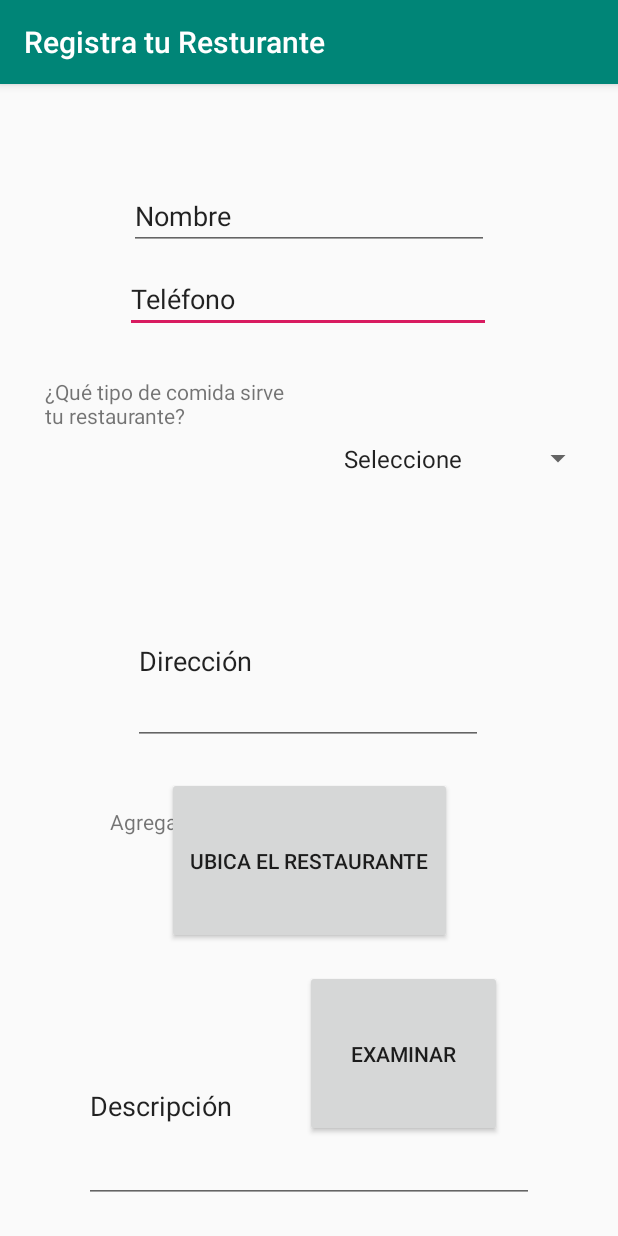
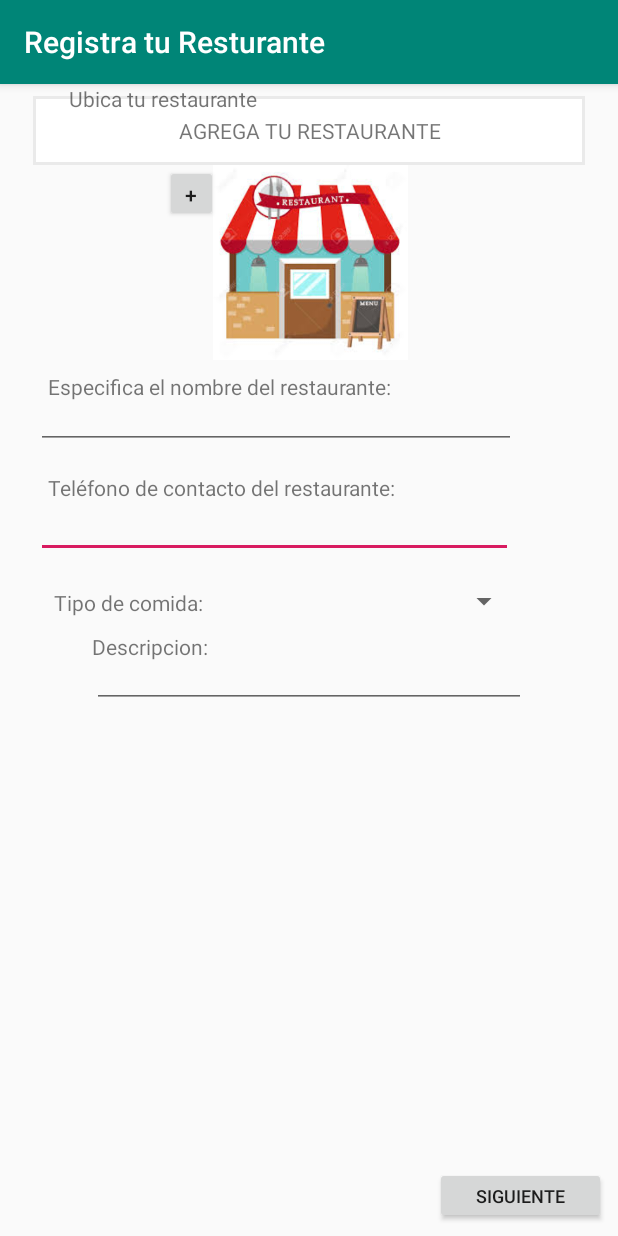
Before and after one commit to 1213lego/proyectoSoftware, an Android app: the RegistroRestauranteActivity screen opened directly, with no data from a screen before it, on a phone screen of 412 x 824 dp. Run offline under Robolectric (Android 15) with nearby library versions, the phone set to English and light mode, and no system bars; 12 statements that could not run were skipped.

Commit message:
registro restaurante

```diff
--- /dev/null
+++ b/InstaFood/app/src/main/res/drawable-v21/border.xml
@@ -0,0 +1,19 @@
+<?xml version="1.0" encoding="utf-8"?>
+<shape xmlns:android="http://schemas.android.com/apk/res/android"
+    android:shape="rectangle">
+
+    <gradient
+        android:angle="0"
+        android:centerColor="#ffffff"
+        android:centerX="35%"
+        android:endColor="#ffffff"
+        android:startColor="#ffffff"
+        android:type="linear"/>
+
+    <size
+        android:width="80dp"
+        android:height="80dp"/>
+    <stroke
+        android:width="2dp"
+        android:color="#eaeaea"/>
+</shape>
--- a/InstaFood/app/src/main/res/layout/activity_registro_restaurante.xml
+++ b/InstaFood/app/src/main/res/layout/activity_registro_restaurante.xml
@@ -7,122 +7,197 @@
     tools:context=".RegistroRestauranteActivity"
     tools:layout_editor_absoluteY="81dp">
 
+    <LinearLayout
+        android:id="@+id/layoutTelContacto"
+        android:layout_width="0dp"
+        android:layout_height="wrap_content"
+        android:layout_marginStart="8dp"
+        android:layout_marginTop="8dp"
+        android:layout_marginEnd="8dp"
+        android:orientation="vertical"
+        app:layout_constraintEnd_toEndOf="parent"
+        app:layout_constraintStart_toStartOf="parent"
+        app:layout_constraintTop_toBottomOf="@+id/linearLayoutNombre">
+
         <TextView
-        android:id="@+id/labTipoComida"
-        android:layout_width="0dp"
-        android:layout_height="0dp"
-        android:layout_marginStart="30dp"
-        android:layout_marginTop="195dp"
-        android:layout_marginEnd="16dp"
-        android:layout_marginBottom="158dp"
-        android:text="¿Qué tipo de comida sirve tu restaurante? "
-        app:layout_constraintBottom_toTopOf="@+id/labAgregarImagen"
-        app:layout_constraintEnd_toStartOf="@+id/spinnerTipoComida"
+            android:id="@+id/labTelefonoContacto"
+            android:layout_width="match_parent"
+            android:layout_height="wrap_content"
+            android:layout_marginStart="24dp"
+            android:layout_marginTop="8dp"
+            android:text="Teléfono de contacto del restaurante: "
             app:layout_constraintStart_toStartOf="parent"
-        app:layout_constraintTop_toTopOf="parent" />
+            app:layout_constraintTop_toTopOf="@+id/linearLayoutNombre" />
 
         <EditText
-        android:id="@+id/txtTelefono"
-        android:layout_width="244dp"
+            android:id="@+id/txtTelContacto"
+            android:layout_width="318dp"
+            android:layout_height="37dp"
+            android:layout_marginStart="16dp"
+            android:ems="10"
+            android:inputType="textPersonName"
+            app:layout_constraintStart_toStartOf="@+id/linearLayoutNombre"
+            app:layout_constraintTop_toBottomOf="@+id/labNombre" />
+    </LinearLayout>
+
+    <FrameLayout
+        android:id="@+id/frameTitulo"
+        android:layout_width="368dp"
+        android:layout_height="46dp"
+        android:layout_marginStart="8dp"
+        android:layout_marginTop="8dp"
+        android:layout_marginEnd="8dp"
+        app:layout_constraintEnd_toEndOf="parent"
+        app:layout_constraintStart_toStartOf="parent"
+        app:layout_constraintTop_toTopOf="parent">
+
+        <TextView
+            android:id="@+id/labTitulo"
+            android:layout_width="match_parent"
+            android:layout_height="match_parent"
+            android:background="@drawable/border"
+            android:gravity="center"
+
+            android:text="AGREGA TU RESTAURANTE"
+            android:textAlignment="center" />
+    </FrameLayout>
+
+    <FrameLayout
+        android:id="@+id/frameImagen"
+        android:layout_width="193dp"
+        android:layout_height="130dp"
+        android:layout_marginStart="8dp"
+        android:layout_marginEnd="8dp"
+        app:layout_constraintEnd_toEndOf="parent"
+        app:layout_constraintHorizontal_bias="0.503"
+        app:layout_constraintStart_toStartOf="parent"
+        app:layout_constraintTop_toBottomOf="@+id/frameTitulo">
+
+        <ImageView
+            android:id="@+id/imgRestaurante"
+            android:layout_width="match_parent"
+            android:layout_height="match_parent"
+            android:src="@drawable/descarga" />
+
+        <Button
+            android:id="@+id/btnExaminar"
+            android:layout_width="35dp"
+            android:layout_height="38dp"
+            android:text="+" />
+    </FrameLayout>
+
+    <LinearLayout
+        android:id="@+id/linearLayoutNombre"
+        android:layout_width="0dp"
         android:layout_height="wrap_content"
-        android:layout_marginBottom="28dp"
-        android:ems="10"
-        android:inputType="number"
-        android:text="Teléfono"
-        app:layout_constraintBottom_toTopOf="@+id/spinnerTipoComida"
-        app:layout_constraintEnd_toEndOf="@+id/labTipoComida"
-        app:layout_constraintStart_toEndOf="@+id/labTipoComida"
-        app:layout_constraintTop_toBottomOf="@+id/txtNombreRestaurante" />
+        android:layout_marginStart="8dp"
+        android:layout_marginEnd="8dp"
+        android:orientation="vertical"
+        app:layout_constraintEnd_toEndOf="parent"
+        app:layout_constraintHorizontal_bias="0.0"
+        app:layout_constraintStart_toStartOf="parent"
+        app:layout_constraintTop_toBottomOf="@+id/frameImagen">
+
+        <TextView
+            android:id="@+id/labNombre"
+            android:layout_width="wrap_content"
+            android:layout_height="wrap_content"
+            android:layout_marginStart="24dp"
+            android:layout_marginTop="8dp"
+            android:text="Especifica el nombre del restaurante: "
+            app:layout_constraintStart_toStartOf="parent"
+            app:layout_constraintTop_toTopOf="@+id/linearLayoutNombre" />
 
         <EditText
-        android:id="@+id/txtNombreRestaurante"
-        android:layout_width="240dp"
-        android:layout_height="wrap_content"
-        android:layout_marginTop="65dp"
-        android:layout_marginBottom="10dp"
-        android:baselineAligned="false"
+            android:id="@+id/txtNombre"
+            android:layout_width="320dp"
+            android:layout_height="32dp"
+            android:layout_marginStart="16dp"
             android:ems="10"
             android:inputType="textPersonName"
-        android:singleLine="false"
-        android:text="Nombre"
-        app:layout_constraintBottom_toTopOf="@+id/txtTelefono"
+            app:layout_constraintStart_toStartOf="@+id/linearLayoutNombre"
+            app:layout_constraintTop_toBottomOf="@+id/labNombre" />
+    </LinearLayout>
+
+    <LinearLayout
+        android:id="@+id/linearLayoutDescripcion"
+        android:layout_width="wrap_content"
+        android:layout_height="52dp"
+        android:layout_marginStart="8dp"
+        android:layout_marginTop="8dp"
+        android:layout_marginEnd="8dp"
+        android:orientation="vertical"
         app:layout_constraintEnd_toEndOf="parent"
         app:layout_constraintStart_toStartOf="parent"
-        app:layout_constraintTop_toTopOf="parent" />
-
-    <EditText
-        android:id="@+id/txtDireccion"
-        android:layout_width="233dp"
-        android:layout_height="0dp"
-        android:layout_marginBottom="21dp"
-        android:ems="10"
-        android:inputType="text"
-        android:text="Dirección"
-        app:layout_constraintBottom_toTopOf="@+id/btnUbicarRestaurante"
-        app:layout_constraintEnd_toEndOf="@+id/labTipoComida"
-        app:layout_constraintStart_toEndOf="@+id/labTipoComida"
-        app:layout_constraintTop_toBottomOf="@+id/spinnerTipoComida" />
-
-    <Spinner
-        android:id="@+id/spinnerTipoComida"
-        android:layout_width="0dp"
-        android:layout_height="0dp"
-        android:layout_marginEnd="16dp"
-        android:layout_marginBottom="23dp"
-        app:layout_constraintBottom_toTopOf="@+id/txtDireccion"
-        app:layout_constraintEnd_toEndOf="parent"
-        app:layout_constraintStart_toEndOf="@+id/labTipoComida"
-        app:layout_constraintTop_toBottomOf="@+id/txtTelefono" />
-
-    <Button
-        android:id="@+id/btnUbicarRestaurante"
-        android:layout_width="190dp"
-        android:layout_height="0dp"
-        android:layout_marginBottom="17dp"
-        android:text="Ubica el restaurante"
-        app:layout_constraintBottom_toTopOf="@+id/btnExaminarImagen"
-        app:layout_constraintEnd_toEndOf="parent"
-        app:layout_constraintStart_toStartOf="parent"
-        app:layout_constraintTop_toBottomOf="@+id/txtDireccion" />
+        app:layout_constraintTop_toBottomOf="@+id/spinner6">
 
         <TextView
-        android:id="@+id/labAgregarImagen"
-        android:layout_width="wrap_content"
-        android:layout_height="0dp"
-        android:layout_marginStart="73dp"
-        android:layout_marginEnd="27dp"
-        android:layout_marginBottom="6dp"
-        android:text="Agregar Imagen "
-        app:layout_constraintBottom_toTopOf="@+id/txtDescripcion"
-        app:layout_constraintEnd_toStartOf="@+id/btnExaminarImagen"
-        app:layout_constraintStart_toStartOf="parent"
-        app:layout_constraintTop_toBottomOf="@+id/labTipoComida" />
-
-    <Button
-        android:id="@+id/btnExaminarImagen"
-        android:layout_width="0dp"
-        android:layout_height="0dp"
-        android:layout_marginEnd="77dp"
-        android:layout_marginBottom="66dp"
-        android:text="Examinar"
-        app:layout_constraintBottom_toBottomOf="parent"
-        app:layout_constraintEnd_toEndOf="parent"
-        app:layout_constraintStart_toEndOf="@+id/labAgregarImagen"
-        app:layout_constraintTop_toBottomOf="@+id/btnUbicarRestaurante" />
+            android:id="@+id/labDescripcion"
+            android:layout_width="match_parent"
+            android:layout_height="wrap_content"
+            android:text="Descripcion:" />
 
         <EditText
             android:id="@+id/txtDescripcion"
-        android:layout_width="0dp"
-        android:layout_height="0dp"
-        android:layout_marginStart="56dp"
-        android:layout_marginEnd="56dp"
-        android:layout_marginBottom="22dp"
+            android:layout_width="289dp"
+            android:layout_height="31dp"
             android:ems="10"
-        android:inputType="textMultiLine"
-        android:text="Descripción"
+            android:inputType="textMultiLine" />
+
+    </LinearLayout>
+
+    <TextView
+        android:id="@+id/textView18"
+        android:layout_width="wrap_content"
+        android:layout_height="wrap_content"
+        android:layout_marginStart="36dp"
+        android:layout_marginTop="20dp"
+        android:text="Tipo de comida: "
+        app:layout_constraintStart_toStartOf="parent"
+        app:layout_constraintTop_toBottomOf="@+id/layoutTelContacto" />
+
+    <Spinner
+        android:id="@+id/spinner6"
+        android:layout_width="200dp"
+        android:layout_height="25dp"
+        android:layout_marginStart="8dp"
+        android:layout_marginTop="16dp"
+        android:layout_marginEnd="8dp"
+        app:layout_constraintEnd_toEndOf="parent"
+        app:layout_constraintHorizontal_bias="0.0"
+        app:layout_constraintStart_toEndOf="@+id/textView18"
+        app:layout_constraintTop_toBottomOf="@+id/layoutTelContacto" />
+
+    <FrameLayout
+        android:layout_width="114dp"
+        android:layout_height="38dp"
+        android:layout_marginEnd="8dp"
+        android:layout_marginBottom="8dp"
         app:layout_constraintBottom_toBottomOf="parent"
-        app:layout_constraintEnd_toEndOf="parent"
-        app:layout_constraintStart_toStartOf="parent"
-        app:layout_constraintTop_toBottomOf="@+id/labAgregarImagen" />
+        app:layout_constraintEnd_toEndOf="parent">
+
+        <Button
+            android:id="@+id/btnSiguiente"
+            android:layout_width="match_parent"
+            android:layout_height="wrap_content"
+            android:text="Siguiente"
+            android:textSize="12sp" />
+    </FrameLayout>
+
+    <LinearLayout
+        android:layout_width="217dp"
+        android:layout_height="58dp"
+        android:orientation="horizontal"
+        tools:layout_editor_absoluteX="84dp"
+        tools:layout_editor_absoluteY="424dp">
+
+        <TextView
+            android:id="@+id/labUbicarRestaurante"
+            android:layout_width="match_parent"
+            android:layout_height="wrap_content"
+            android:text="Ubica tu restaurante"
+            android:textAlignment="center" />
+
+    </LinearLayout>
 
 </android.support.constraint.ConstraintLayout>
```
Also changed, not shown: InstaFood/app/src/main/res/drawable/descarga (2).png (added), InstaFood/app/src/main/res/drawable/descarga.jpg (added), InstaFood/app/src/main/res/drawable/ima.png (added). Lines whose indentation alone changed are shown as unchanged.
